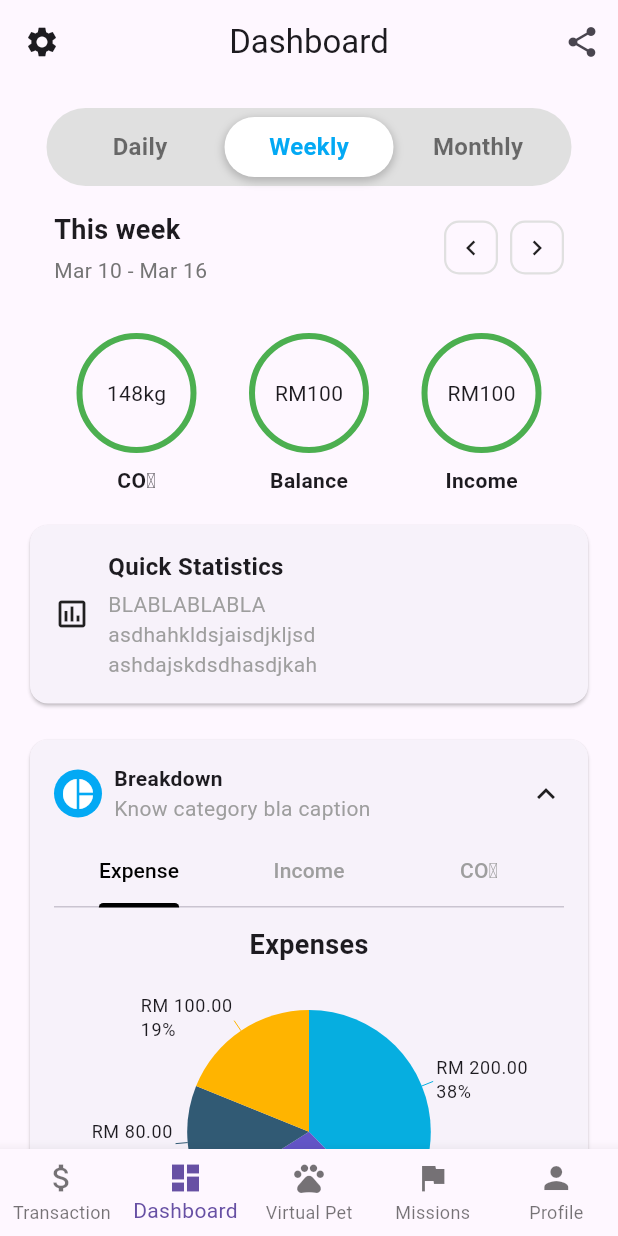
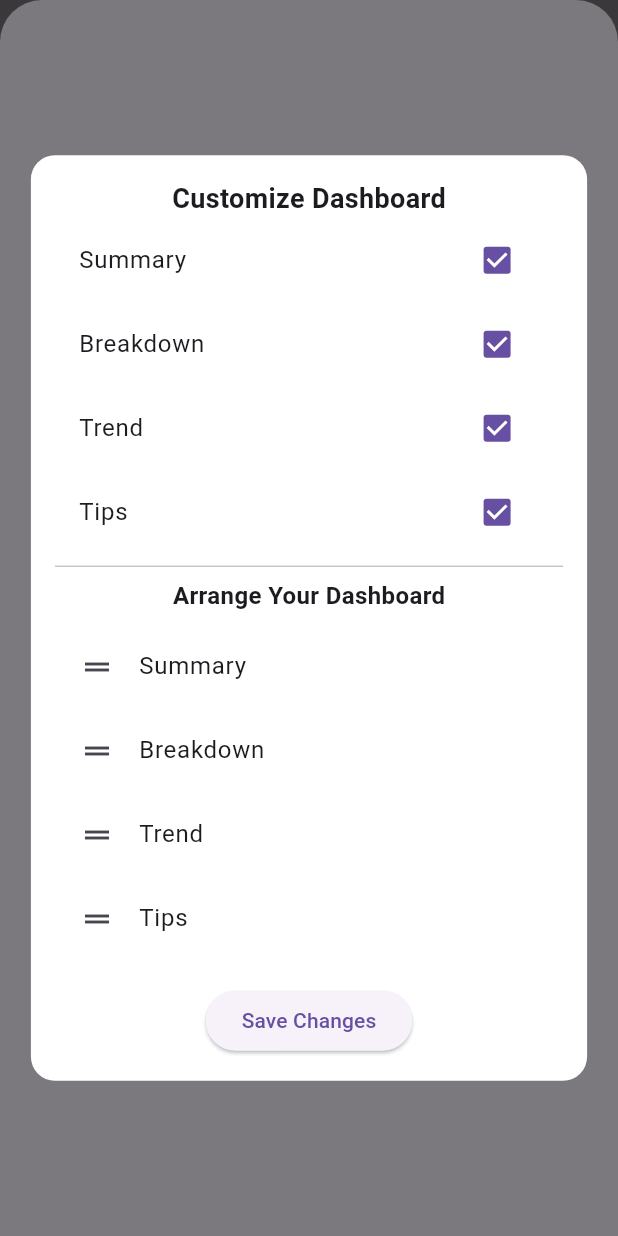
Before and after one commit to junhubdotcom/steadypunpipi_kitahack, a Flutter app: the screen it shows after launch, item 2 of the bottom bar chosen, after a tap on the "settings" icon, on a phone screen of 412 x 824 dp. Run offline on Flutter 3.47's test engine with Material 3 defaults, Android fonts, the light colour scheme and no system bars; drawn by our look-alikes of custom_sliding_segmented_control; our stand-ins replace syncfusion_flutter_charts.

```diff
--- /dev/null
+++ b/lib/models/finance_data.dart
@@ -0,0 +1,23 @@
+class FinanceCO2Data {
+  final String label; // Day, Week, or Month
+  final double income;
+  final double expense;
+  final double co2; // Carbon footprint in kg
+
+  FinanceCO2Data({
+    required this.label,
+    required this.income,
+    required this.expense,
+    required this.co2,
+  });
+}
+
+List<FinanceCO2Data> mockData = [
+  FinanceCO2Data(label: 'Mon', income: 300, expense: 150, co2: 2.5),
+  FinanceCO2Data(label: 'Tue', income: 250, expense: 100, co2: 1.8),
+  FinanceCO2Data(label: 'Wed', income: 400, expense: 200, co2: 3.2),
+  FinanceCO2Data(label: 'Thu', income: 320, expense: 180, co2: 2.7),
+  FinanceCO2Data(label: 'Fri', income: 280, expense: 150, co2: 2.0),
+  FinanceCO2Data(label: 'Sat', income: 500, expense: 300, co2: 4.5),
+  FinanceCO2Data(label: 'Sun', income: 450, expense: 250, co2: 3.8),
+];
--- a/lib/screens/dashboard.dart
+++ b/lib/screens/dashboard.dart
@@ -1,7 +1,9 @@
 import 'package:flutter/material.dart';
 import 'package:steadypunpipi_vhack/common/constants.dart';
+import 'package:steadypunpipi_vhack/widgets/dashboard_settings.dart';
 import 'package:steadypunpipi_vhack/widgets/date_selector.dart';
 import 'package:steadypunpipi_vhack/widgets/breakdown_section.dart';
+import 'package:steadypunpipi_vhack/widgets/tips_section.dart';
 import 'package:steadypunpipi_vhack/widgets/trend_section.dart';
 
 class DashboardPage extends StatefulWidget {
@@ -12,13 +14,21 @@ class DashboardPage extends StatefulWidget {
 class _DashboardPageState extends State<DashboardPage> {
   int _selectedIndex = 1; // Default to "Weekly"
 
+  List<String> sectionOrder = ["Summary", "Breakdown", "Trend", "Tips"];
+  Map<String, bool> sectionVisibility = {
+    "Summary": true,
+    "Breakdown": true,
+    "Trend": true,
+    "Tips": true,
+  };
+
   @override
   Widget build(BuildContext context) {
     return Scaffold(
       appBar: AppBar(
         leading: IconButton(
-          onPressed: () {},
           icon: Icon(Icons.settings),
+          onPressed: _openSettingsModal,
         ),
         title: Text("Dashboard"),
         centerTitle: true,
@@ -42,30 +52,63 @@ class _DashboardPageState extends State<DashboardPage> {
                 });
               },
             ),
-            SizedBox(height: AppConstants.paddingMedium),
-            _buildSummary(),
-            SizedBox(height: AppConstants.paddingMedium),
-            _buildCard("Quick Statistics",
-                "BLABLABLABLA\nasdhahkldsjaisdjkljsd\nashdajskdsdhasdjkah"),
-            SizedBox(height: AppConstants.paddingMedium),
-            BreakdownSection(),
-            SizedBox(height: AppConstants.paddingMedium),
-            TrendSection(),
-            SizedBox(height: AppConstants.paddingMedium),
-            _buildTipsSection(),
+            for (String section in sectionOrder) ...[
+              if (sectionVisibility[section] == true) _buildSection(section),
+              SizedBox(height: AppConstants.paddingMedium),
+            ],
           ],
         ),
       ),
     );
   }
 
+  Widget _buildSection(String section) {
+    switch (section) {
+      case "Summary":
+        return _buildSummary();
+      case "Breakdown":
+        return BreakdownSection();
+      case "Trend":
+        return TrendSection();
+      case "Tips":
+        return TipsSection();
+      default:
+        return SizedBox.shrink();
+    }
+  }
+
+  void _openSettingsModal() {
+    showModalBottomSheet(
+      context: context,
+      isScrollControlled: true,
+      builder: (context) {
+        return DashboardSettingsModal(
+          initialSections: sectionOrder,
+          onSave: (newOrder, newVisibility) {
+            setState(() {
+              sectionOrder = newOrder;
+              sectionVisibility = newVisibility;
+            });
+          },
+        );
+      },
+    );
+  }
+
   Widget _buildSummary() {
-    return Row(
-      mainAxisAlignment: MainAxisAlignment.spaceEvenly,
+    return Column(
       children: [
-        _buildCircularSummary("CO₂", "148kg"),
-        _buildCircularSummary("Balance", "RM100"),
-        _buildCircularSummary("Income", "RM100"),
+        Row(
+          mainAxisAlignment: MainAxisAlignment.spaceEvenly,
+          children: [
+            _buildCircularSummary("CO₂", "148kg"),
+            _buildCircularSummary("Balance", "RM100"),
+            _buildCircularSummary("Income", "RM100"),
+          ],
+        ),
+        SizedBox(height: AppConstants.paddingMedium),
+        _buildCard("Quick Statistics",
+            "BLABLABLABLA\nasdhahkldsjaisdjkljsd\nashdajskdsdhasdjkah"),
       ],
     );
   }
@@ -131,35 +174,4 @@ class _DashboardPageState extends State<DashboardPage> {
       ),
     );
   }
-
-  Widget _buildTipsSection() {
-    return _buildExpandableCard("Tips", "Your action can make better life");
-  }
-
-  Widget _buildExpandableCard(String title, String subtitle) {
-    return Card(
-      shape: RoundedRectangleBorder(borderRadius: BorderRadius.circular(12)),
-      child: ExpansionTile(
-        title: Text(title, style: TextStyle(fontWeight: FontWeight.bold)),
-        subtitle: Text(subtitle),
-        children: [
-          Padding(
-            padding: const EdgeInsets.all(AppConstants.paddingMedium),
-            child:
-                const Placeholder(child: Text("Many Many Tips and Insights")),
-          ),
-          Padding(
-            padding: const EdgeInsets.all(AppConstants.paddingMedium),
-            child:
-                const Placeholder(child: Text("Many Many Tips and Insights")),
-          ),
-          Padding(
-            padding: const EdgeInsets.all(AppConstants.paddingMedium),
-            child:
-                const Placeholder(child: Text("Many Many Tips and Insights")),
-          ),
-        ],
-      ),
-    );
-  }
 }
--- a/lib/widgets/breakdown_section.dart
+++ b/lib/widgets/breakdown_section.dart
@@ -28,7 +28,7 @@ class BreakdownSection extends StatelessWidget {
 
 Widget expenseTab() {
   return buildBreakdownTab(
-    title: "Expenses",
+    title: "Expense",
     data: fetchExpenses(),
     unit: "RM",
     valueColor: Colors.red,
--- a/lib/widgets/breakdown_tab.dart
+++ b/lib/widgets/breakdown_tab.dart
@@ -9,23 +9,41 @@ Widget buildBreakdownTab({
   required String unit,
   required Color valueColor,
 }) {
-  return Column(
-    children: [
-      BreakdownChart(title: title, data: data),
-      const SizedBox(height: AppConstants.paddingSmall),
-      SingleChildScrollView(
-        child: Column(
-          children: data.map((item) {
+  return SingleChildScrollView(
+    child: Column(
+      children: [
+        BreakdownChart(title: title, data: data),
+        Align(
+          alignment: Alignment.center,
+          child: Row(
+            mainAxisSize: MainAxisSize.min,
+            children: [
+              const Icon(Icons.swipe_up, size: 16, color: Colors.grey),
+              const SizedBox(width: 4),
+              Text(
+                "Scroll down to see detailed breakdown",
+                style: TextStyle(color: Colors.grey.shade600, fontSize: 12),
+              ),
+            ],
+          ),
+        ),
+        const SizedBox(height: AppConstants.paddingSmall),
+        ListView.builder(
+          shrinkWrap: true,
+          physics: const NeverScrollableScrollPhysics(),
+          itemCount: data.length,
+          itemBuilder: (context, index) {
+            final item = data[index];
             return _buildBreakdownItem(
               category: item.category,
               value: item.value,
               unit: unit,
               valueColor: valueColor,
             );
-          }).toList(),
+          },
         ),
-      ),
-    ],
+      ],
+    ),
   );
 }
 
--- /dev/null
+++ b/lib/widgets/dashboard_settings.dart
@@ -0,0 +1,109 @@
+import 'package:flutter/material.dart';
+
+class DashboardSettingsModal extends StatefulWidget {
+  final List<String> initialSections;
+  final Function(List<String>, Map<String, bool>) onSave;
+
+  const DashboardSettingsModal({
+    Key? key,
+    required this.initialSections,
+    required this.onSave,
+  }) : super(key: key);
+
+  @override
+  _DashboardSettingsModalState createState() => _DashboardSettingsModalState();
+}
+
+class _DashboardSettingsModalState extends State<DashboardSettingsModal> {
+  late List<String> sectionOrder;
+  late Map<String, bool> sectionVisibility;
+
+  @override
+  void initState() {
+    super.initState();
+    sectionOrder =
+        List.from(widget.initialSections); // Copy to avoid modifying original
+    sectionVisibility = {
+      "Summary": true,
+      "Breakdown": true,
+      "Trend": true,
+      "Tips": true,
+    };
+  }
+
+  @override
+  Widget build(BuildContext context) {
+    return Scaffold(
+      backgroundColor: Colors.black.withOpacity(0.5), // Dimmed background
+      body: Center(
+        child: Container(
+          width: MediaQuery.of(context).size.width * 0.9,
+          padding: EdgeInsets.all(16),
+          decoration: BoxDecoration(
+            color: Colors.white,
+            borderRadius: BorderRadius.circular(16),
+          ),
+          child: Column(
+            mainAxisSize: MainAxisSize.min,
+            children: [
+              // Header
+              Text("Customize Dashboard",
+                  style: TextStyle(fontSize: 18, fontWeight: FontWeight.bold)),
+
+              // Toggle Visibility
+              Column(
+                children: sectionOrder.map((section) {
+                  return CheckboxListTile(
+                    title: Text(section),
+                    value: sectionVisibility[section] ?? true,
+                    onChanged: (bool? value) {
+                      setState(() {
+                        sectionVisibility[section] = value ?? false;
+                      });
+                    },
+                  );
+                }).toList(),
+              ),
+
+              Divider(),
+
+              // Drag and Drop Section Reordering
+              Text("Arrange Your Dashboard",
+                  style: TextStyle(fontSize: 16, fontWeight: FontWeight.bold)),
+              SizedBox(height: 8),
+              ReorderableListView(
+                shrinkWrap: true,
+                physics: NeverScrollableScrollPhysics(),
+                onReorder: (oldIndex, newIndex) {
+                  setState(() {
+                    final item = sectionOrder.removeAt(oldIndex);
+                    sectionOrder.insert(
+                        newIndex > oldIndex ? newIndex - 1 : newIndex, item);
+                  });
+                },
+                children: sectionOrder.map((section) {
+                  return ListTile(
+                    key: ValueKey(section),
+                    title: Text(section),
+                    leading: Icon(Icons.drag_handle),
+                  );
+                }).toList(),
+              ),
+
+              SizedBox(height: 16),
+
+              // Save Button
+              ElevatedButton(
+                onPressed: () {
+                  widget.onSave(sectionOrder, sectionVisibility);
+                  Navigator.pop(context);
+                },
+                child: Text("Save Changes"),
+              ),
+            ],
+          ),
+        ),
+      ),
+    );
+  }
+}
--- a/lib/widgets/date_selector.dart
+++ b/lib/widgets/date_selector.dart
@@ -163,7 +163,7 @@ class _DateSelectorState extends State<DateSelector> {
             0: Text(
               'Daily',
               style: TextStyle(
-                fontSize: 16,
+                fontSize: AppConstants.fontSizeMedium,
                 fontWeight: FontWeight.bold,
                 color: _selectedIndex == 0
                     ? AppConstants.infoColor
@@ -173,7 +173,7 @@ class _DateSelectorState extends State<DateSelector> {
             1: Text(
               'Weekly',
               style: TextStyle(
-                fontSize: 16,
+                fontSize: AppConstants.fontSizeMedium,
                 fontWeight: FontWeight.bold,
                 color: _selectedIndex == 1
                     ? AppConstants.infoColor
@@ -183,7 +183,7 @@ class _DateSelectorState extends State<DateSelector> {
             2: Text(
               'Monthly',
               style: TextStyle(
-                fontSize: 16,
+                fontSize: AppConstants.fontSizeMedium,
                 fontWeight: FontWeight.bold,
                 color: _selectedIndex == 2
                     ? AppConstants.infoColor
--- /dev/null
+++ b/lib/widgets/expenseco2_chart.dart
@@ -0,0 +1,58 @@
+import 'package:flutter/material.dart';
+import 'package:syncfusion_flutter_charts/charts.dart';
+import 'package:steadypunpipi_vhack/models/finance_data.dart';
+
+class ExpenseCO2Chart extends StatelessWidget {
+  final List<FinanceCO2Data> data;
+  final String title; // "Daily", "Weekly", or "Monthly"
+
+  const ExpenseCO2Chart({required this.data, required this.title, Key? key})
+      : super(key: key);
+
+  @override
+  Widget build(BuildContext context) {
+    return SfCartesianChart(
+      title: ChartTitle(text: '$title Expense & CO₂ Emissions'),
+      legend: Legend(isVisible: true, position: LegendPosition.bottom),
+      primaryXAxis: CategoryAxis(title: AxisTitle(text: title)),
+
+      // Primary Y-Axis for Expense
+      primaryYAxis: NumericAxis(
+        title: AxisTitle(text: 'Expense (RM)'),
+        opposedPosition: false, // Left Side
+      ),
+
+      // Secondary Y-Axis for CO₂
+      axes: [
+        NumericAxis(
+          name: 'co2Axis',
+          title: AxisTitle(text: 'CO₂ (kg)'),
+          opposedPosition: true, // Right Side
+        ),
+      ],
+
+      series: <CartesianSeries>[
+        // Stacked Bar for Expense
+        StackedColumnSeries<FinanceCO2Data, String>(
+          name: 'Expense (RM)',
+          dataSource: data,
+          xValueMapper: (FinanceCO2Data item, _) => item.label,
+          yValueMapper: (FinanceCO2Data item, _) => item.expense,
+          color: Colors.blue,
+          dataLabelSettings: DataLabelSettings(isVisible: true),
+        ),
+        // Line Chart for CO₂ Trend (Secondary Axis)
+        LineSeries<FinanceCO2Data, String>(
+          name: 'CO₂ (kg)',
+          dataSource: data,
+          xValueMapper: (FinanceCO2Data item, _) => item.label,
+          yValueMapper: (FinanceCO2Data item, _) => item.co2,
+          color: Colors.red,
+          markerSettings: MarkerSettings(isVisible: true),
+          dataLabelSettings: DataLabelSettings(isVisible: true),
+          yAxisName: 'co2Axis', // Bind to Secondary Y-Axis
+        ),
+      ],
+    );
+  }
+}
--- /dev/null
+++ b/lib/widgets/finance_bar_chart.dart
@@ -0,0 +1,40 @@
+import 'package:flutter/material.dart';
+import 'package:steadypunpipi_vhack/models/finance_data.dart';
+import 'package:syncfusion_flutter_charts/charts.dart';
+
+class FinanceBarChart extends StatelessWidget {
+  final List<FinanceCO2Data> data;
+  final String title; // Title can be "Daily", "Weekly", or "Monthly"
+
+  FinanceBarChart({required this.data, required this.title});
+
+  @override
+  Widget build(BuildContext context) {
+    return SfCartesianChart(
+      title: ChartTitle(text: '$title Income vs Expense'),
+      legend: Legend(isVisible: true, position: LegendPosition.bottom),
+      primaryXAxis: CategoryAxis(title: AxisTitle(text: title)),
+      primaryYAxis: NumericAxis(title: AxisTitle(text: 'Amount (RM)')),
+      series: <CartesianSeries>[
+        // Income Bars
+        ColumnSeries<FinanceCO2Data, String>(
+          name: 'Income',
+          dataSource: data,
+          xValueMapper: (FinanceCO2Data finance, _) => finance.label,
+          yValueMapper: (FinanceCO2Data finance, _) => finance.income,
+          color: Colors.green,
+          dataLabelSettings: DataLabelSettings(isVisible: true),
+        ),
+        // Expense Bars
+        ColumnSeries<FinanceCO2Data, String>(
+          name: 'Expense',
+          dataSource: data,
+          xValueMapper: (FinanceCO2Data finance, _) => finance.label,
+          yValueMapper: (FinanceCO2Data finance, _) => finance.expense,
+          color: Colors.red,
+          dataLabelSettings: DataLabelSettings(isVisible: true),
+        ),
+      ],
+    );
+  }
+}
--- /dev/null
+++ b/lib/widgets/tips_section.dart
@@ -0,0 +1,23 @@
+import 'package:flutter/material.dart';
+import 'package:steadypunpipi_vhack/widgets/expandable_card.dart';
+
+class TipsSection extends StatelessWidget {
+  const TipsSection({super.key});
+
+  @override
+  Widget build(BuildContext context) {
+    return ExpandableCard(
+      title: "Tips",
+      subtitle: "Every action can make life better",
+      icon: Icons.tips_and_updates,
+      tabs: const [
+        Tab(text: "Finance"),
+        Tab(text: "Environment"),
+      ],
+      tabViews: [
+        const Placeholder(child: Text("Tips")),
+        const Placeholder(child: Text("Tips")),
+      ],
+    );
+  }
+}
--- a/lib/widgets/trend_section.dart
+++ b/lib/widgets/trend_section.dart
@@ -1,5 +1,9 @@
 import 'package:flutter/material.dart';
+import 'package:steadypunpipi_vhack/models/finance_data.dart';
 import 'package:steadypunpipi_vhack/widgets/expandable_card.dart';
+import 'package:steadypunpipi_vhack/widgets/expenseco2_chart.dart';
+import 'package:steadypunpipi_vhack/widgets/finance_bar_chart.dart';
+import 'package:syncfusion_flutter_charts/charts.dart';
 
 class TrendSection extends StatelessWidget {
   const TrendSection({super.key});
@@ -15,9 +19,29 @@ class TrendSection extends StatelessWidget {
         Tab(text: "Expense & CO₂"),
       ],
       tabViews: [
-        const Placeholder(child: Text("Grouped Bar Chart")),
-        const Placeholder(child: Text("Dual-Axis Line Chart/Bar-Line Chart")),
+        FinanceBarChart(data: mockData, title: "Day"),
+        ExpenseCO2Chart(data: mockData, title: "Day")
       ],
     );
   }
 }
+
+
+
+// Widget expenseTab() {
+//   return buildBreakdownTab(
+//     title: "Expense",
+//     data: fetchExpenses(),
+//     unit: "RM",
+//     valueColor: Colors.red,
+//   );
+// }
+
+// Widget incomeTab() {
+//   return buildBreakdownTab(
+//     title: "Income",
+//     data: fetchIncome(),
+//     unit: "RM",
+//     valueColor: Colors.green,
+//   );
+// }
```
